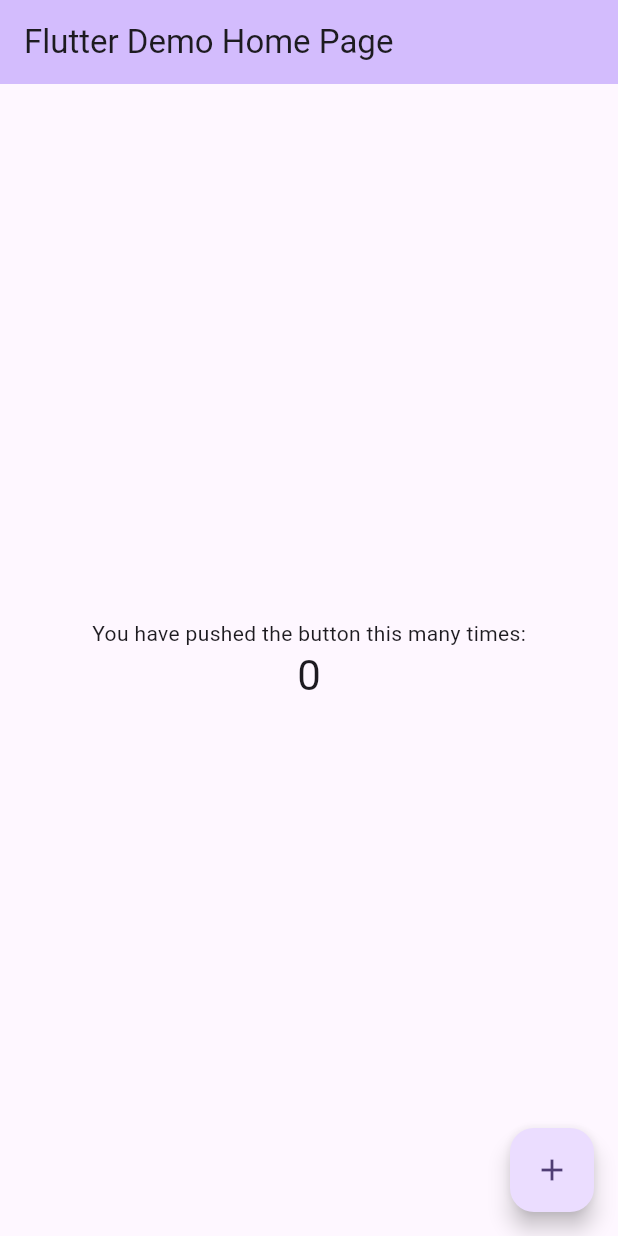
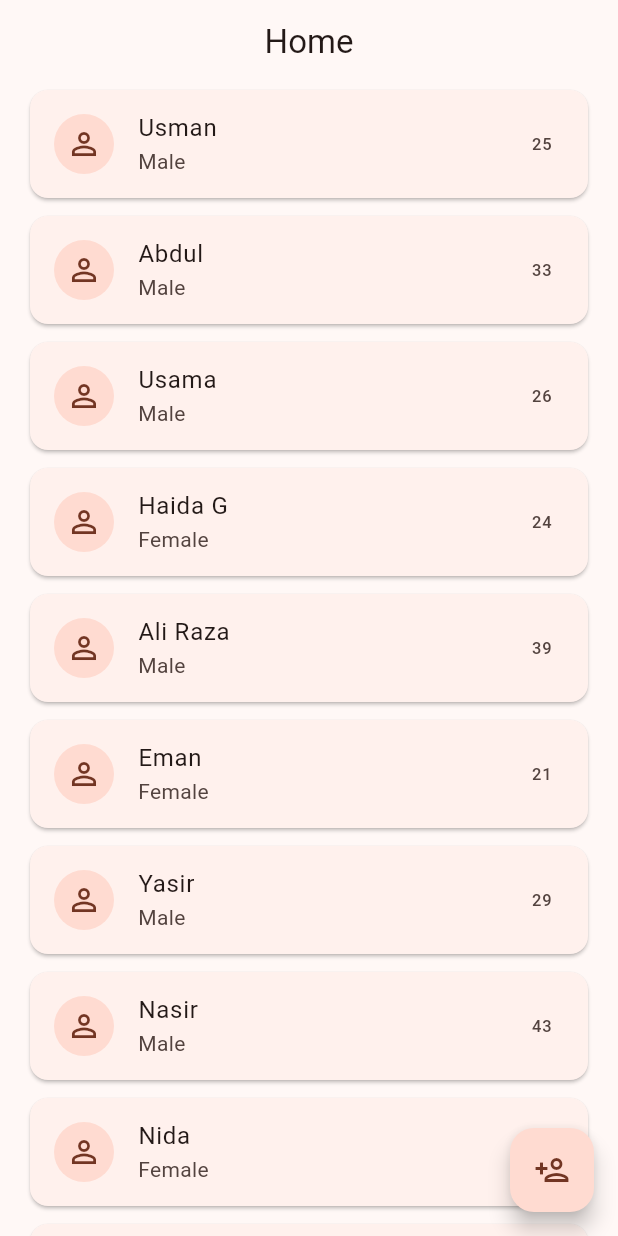
Before and after one commit to usmanrajpoot534/offline-with-sqflite, a Flutter app: the screen it shows after launch, on a phone screen of 412 x 824 dp. Run offline on Flutter 3.47's test engine with Material 3 defaults, Android fonts, the phone set to English and light mode, and no system bars.

Commit message:
Feat: Add Home Pgae

```diff
--- /dev/null
+++ b/assets/user_data.json
@@ -0,0 +1,66 @@
+{
+    "status": "Ok",
+    "message": "Users list found",
+    "users": [
+        {
+            "id": 1,
+            "name": "Usman",
+            "age": 25,
+            "gender": "Male"
+        },
+        {
+            "id": 2,
+            "name": "Abdul",
+            "age": 33,
+            "gender": "Male"
+        },
+        {
+            "id": 3,
+            "name": "Usama",
+            "age": 26,
+            "gender": "Male"
+        },
+        {
+            "id": 4,
+            "name": "Haida G",
+            "age": 24,
+            "gender": "Female"
+        },
+        {
+            "id": 5,
+            "name": "Ali Raza",
+            "age": 39,
+            "gender": "Male"
+        },
+        {
+            "id": 6,
+            "name": "Eman",
+            "age": 21,
+            "gender": "Female"
+        },
+        {
+            "id": 7,
+            "name": "Yasir",
+            "age": 29,
+            "gender": "Male"
+        },
+        {
+            "id": 8,
+            "name": "Nasir",
+            "age": 43,
+            "gender": "Male"
+        },
+        {
+            "id": 9,
+            "name": "Nida",
+            "age": 17,
+            "gender": "Female"
+        },
+        {
+            "id": 10,
+            "name": "Hamza",
+            "age": 20,
+            "gender": "Male"
+        }
+    ]
+}
--- a/lib/main.dart
+++ b/lib/main.dart
@@ -1,4 +1,7 @@
 import 'package:flutter/material.dart';
+import 'package:offline_with_sqflite/pages/home_page.dart';
+import 'package:offline_with_sqflite/providers/home_provider.dart';
+import 'package:provider/provider.dart';
 
 void main() {
   runApp(const MyApp());
@@ -10,116 +13,18 @@ class MyApp extends StatelessWidget {
   // This widget is the root of your application.
   @override
   Widget build(BuildContext context) {
-    return MaterialApp(
-      title: 'Flutter Demo',
-      theme: ThemeData(
-        // This is the theme of your application.
-        //
-        // TRY THIS: Try running your application with "flutter run". You'll see
-        // the application has a purple toolbar. Then, without quitting the app,
-        // try changing the seedColor in the colorScheme below to Colors.green
-        // and then invoke "hot reload" (save your changes or press the "hot
-        // reload" button in a Flutter-supported IDE, or press "r" if you used
-        // the command line to start the app).
-        //
-        // Notice that the counter didn't reset back to zero; the application
-        // state is not lost during the reload. To reset the state, use hot
-        // restart instead.
-        //
-        // This works for code too, not just values: Most code changes can be
-        // tested with just a hot reload.
-        colorScheme: ColorScheme.fromSeed(seedColor: Colors.deepPurple),
-        useMaterial3: true,
+    return MultiProvider(
+      providers: [
+        ChangeNotifierProvider(create: (_) => HomeProvider()),
+      ],
+      child: MaterialApp(
+        title: 'Flutter Demo',
+        theme: ThemeData(
+          colorScheme: ColorScheme.fromSeed(seedColor: Colors.deepOrange),
+          useMaterial3: true,
+        ),
+        home: const HomePage(),
       ),
-      home: const MyHomePage(title: 'Flutter Demo Home Page'),
     );
   }
 }
-
-class MyHomePage extends StatefulWidget {
-  const MyHomePage({super.key, required this.title});
-
-  // This widget is the home page of your application. It is stateful, meaning
-  // that it has a State object (defined below) that contains fields that affect
-  // how it looks.
-
-  // This class is the configuration for the state. It holds the values (in this
-  // case the title) provided by the parent (in this case the App widget) and
-  // used by the build method of the State. Fields in a Widget subclass are
-  // always marked "final".
-
-  final String title;
-
-  @override
-  State<MyHomePage> createState() => _MyHomePageState();
-}
-
-class _MyHomePageState extends State<MyHomePage> {
-  int _counter = 0;
-
-  void _incrementCounter() {
-    setState(() {
-      // This call to setState tells the Flutter framework that something has
-      // changed in this State, which causes it to rerun the build method below
-      // so that the display can reflect the updated values. If we changed
-      // _counter without calling setState(), then the build method would not be
-      // called again, and so nothing would appear to happen.
-      _counter++;
-    });
-  }
-
-  @override
-  Widget build(BuildContext context) {
-    // This method is rerun every time setState is called, for instance as done
-    // by the _incrementCounter method above.
-    //
-    // The Flutter framework has been optimized to make rerunning build methods
-    // fast, so that you can just rebuild anything that needs updating rather
-    // than having to individually change instances of widgets.
-    return Scaffold(
-      appBar: AppBar(
-        // TRY THIS: Try changing the color here to a specific color (to
-        // Colors.amber, perhaps?) and trigger a hot reload to see the AppBar
-        // change color while the other colors stay the same.
-        backgroundColor: Theme.of(context).colorScheme.inversePrimary,
-        // Here we take the value from the MyHomePage object that was created by
-        // the App.build method, and use it to set our appbar title.
-        title: Text(widget.title),
-      ),
-      body: Center(
-        // Center is a layout widget. It takes a single child and positions it
-        // in the middle of the parent.
-        child: Column(
-          // Column is also a layout widget. It takes a list of children and
-          // arranges them vertically. By default, it sizes itself to fit its
-          // children horizontally, and tries to be as tall as its parent.
-          //
-          // Column has various properties to control how it sizes itself and
-          // how it positions its children. Here we use mainAxisAlignment to
-          // center the children vertically; the main axis here is the vertical
-          // axis because Columns are vertical (the cross axis would be
-          // horizontal).
-          //
-          // TRY THIS: Invoke "debug painting" (choose the "Toggle Debug Paint"
-          // action in the IDE, or press "p" in the console), to see the
-          // wireframe for each widget.
-          mainAxisAlignment: MainAxisAlignment.center,
-          children: <Widget>[
-            const Text(
-              'You have pushed the button this many times:',
-            ),
-            Text(
-              '$_counter',
-              style: Theme.of(context).textTheme.headlineMedium,
-            ),
-          ],
-        ),
-      ),
-      floatingActionButton: FloatingActionButton(
-        onPressed: _incrementCounter,
-        tooltip: 'Increment',
-        child: const Icon(Icons.add),
-      ), // This trailing comma makes auto-formatting nicer for build methods.
-    );
-  }
-}
--- /dev/null
+++ b/lib/models/user_data.dart
@@ -0,0 +1,64 @@
+class UserData {
+  final String status;
+  final String message;
+  final List<User> users;
+
+  UserData({
+    required this.status,
+    required this.message,
+    required this.users,
+  });
+
+  factory UserData.fromJson(Map<String, dynamic> json) {
+    return UserData(
+      status: json['status'],
+      message: json['message'],
+      users: List<User>.from(json['users'].map((x) => User.fromJson(x))),
+    );
+  }
+
+  Map<String, dynamic> toJson() {
+    return {
+      'status': status,
+      'message': message,
+      'users': users.map((x) => x.toJson()).toList(),
+    };
+  }
+}
+
+class User {
+  final int id;
+  final String name;
+  final int age;
+  final String gender;
+
+  const User({
+    required this.id,
+    required this.name,
+    required this.age,
+    required this.gender,
+  });
+
+  factory User.fromJson(Map<String, dynamic> json) {
+    return User(
+      id: json['id'],
+      name: json['name'],
+      age: json['age'],
+      gender: json['gender'],
+    );
+  }
+
+  Map<String, dynamic> toJson() {
+    return {
+      'id': id,
+      'name': name,
+      'age': age,
+      'gender': gender,
+    };
+  }
+
+  @override
+  String toString() {
+    return 'User(id: $id, name: $name, age: $age, gender: $gender)';
+  }
+}
--- /dev/null
+++ b/lib/pages/home_page.dart
@@ -0,0 +1,45 @@
+import 'package:flutter/material.dart';
+import 'package:offline_with_sqflite/providers/home_provider.dart';
+import 'package:provider/provider.dart';
+
+class HomePage extends StatelessWidget {
+  const HomePage({super.key});
+
+  @override
+  Widget build(BuildContext context) {
+    final provider = Provider.of<HomeProvider>(context);
+    return Scaffold(
+      appBar: AppBar(
+        title: const Text('Home'),
+        centerTitle: true,
+        notificationPredicate: (_) => false,
+      ),
+      body: provider.isBusy
+          ? const Center(
+              child: CircularProgressIndicator(),
+            )
+          : ListView.separated(
+              padding: const EdgeInsets.symmetric(horizontal: 16),
+              itemCount: provider.users.length,
+              itemBuilder: (context, index) {
+                final user = provider.users[index];
+                return Card(
+                  child: ListTile(
+                    leading: const CircleAvatar(
+                      child: Icon(Icons.person_outline),
+                    ),
+                    title: Text(user.name),
+                    subtitle: Text(user.gender),
+                    trailing: Text('${user.age}'),
+                  ),
+                );
+              },
+              separatorBuilder: (_, __) => const SizedBox(height: 4),
+            ),
+      floatingActionButton: FloatingActionButton(
+        child: const Icon(Icons.person_add_outlined),
+        onPressed: () {},
+      ),
+    );
+  }
+}
--- /dev/null
+++ b/lib/providers/base_provider.dart
@@ -0,0 +1,10 @@
+import 'package:flutter/material.dart';
+
+abstract class BaseProvider extends ChangeNotifier {
+  bool _isBusy = false;
+  bool get isBusy => _isBusy;
+  void setBusy(bool value) {
+    _isBusy = value;
+    notifyListeners();
+  }
+}
--- /dev/null
+++ b/lib/providers/home_provider.dart
@@ -0,0 +1,25 @@
+import 'dart:convert';
+
+import 'package:flutter/services.dart';
+import 'package:offline_with_sqflite/models/user_data.dart';
+import 'package:offline_with_sqflite/providers/base_provider.dart';
+
+class HomeProvider extends BaseProvider {
+  List<User> users = [];
+
+  HomeProvider() {
+    _getUsers();
+  }
+
+  Future<void> _getUsers() async {
+    /// loading started
+    setBusy(true);
+
+    final json = await rootBundle.loadString('assets/user_data.json');
+    final userData = UserData.fromJson(jsonDecode(json));
+    users = userData.users;
+
+    /// loading stopped
+    setBusy(false);
+  }
+}
```
Also changed, not shown: pubspec.yaml (+4 -3 lines).
